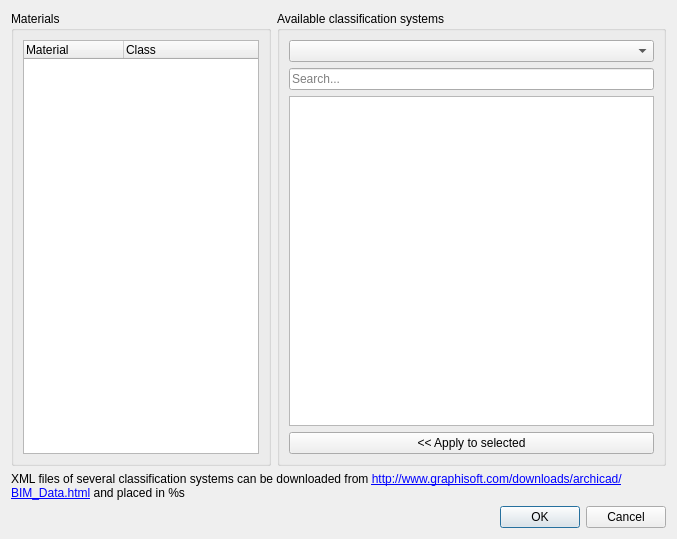
First picture: the form in dialogClassification.ui, repository yorikvanhavre/BIM_Workbench, before the edit.
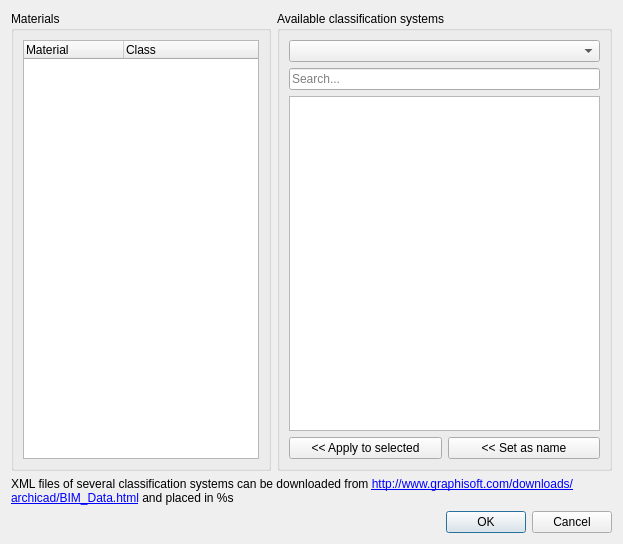
Second picture: the form after the edit.

Commit message: Refined classification dialog

Patch:
```diff
--- a/dialogClassification.ui
+++ b/dialogClassification.ui
@@ -6,8 +6,8 @@
    <rect>
     <x>0</x>
     <y>0</y>
-    <width>677</width>
-    <height>539</height>
+    <width>623</width>
+    <height>544</height>
    </rect>
   </property>
   <property name="windowTitle">
@@ -93,6 +93,8 @@
          </widget>
         </item>
         <item>
+         <layout class="QHBoxLayout" name="horizontalLayout_3">
+          <item>
          <widget class="QPushButton" name="buttonApply">
           <property name="sizePolicy">
            <sizepolicy hsizetype="Minimum" vsizetype="Fixed">
@@ -113,6 +115,18 @@
            <string>&lt;&lt; Apply to selected</string>
           </property>
          </widget>
+          </item>
+          <item>
+           <widget class="QPushButton" name="buttonRename">
+            <property name="toolTip">
+             <string>Use this class as material name</string>
+            </property>
+            <property name="text">
+             <string>&lt;&lt; Set as name</string>
+            </property>
+           </widget>
+          </item>
+         </layout>
         </item>
        </layout>
       </widget>
```
Left out of the diff: 8 changed lines with no effect on the pictures. Lines whose indentation alone changed are shown as unchanged. The commit also changes 1 other file.
